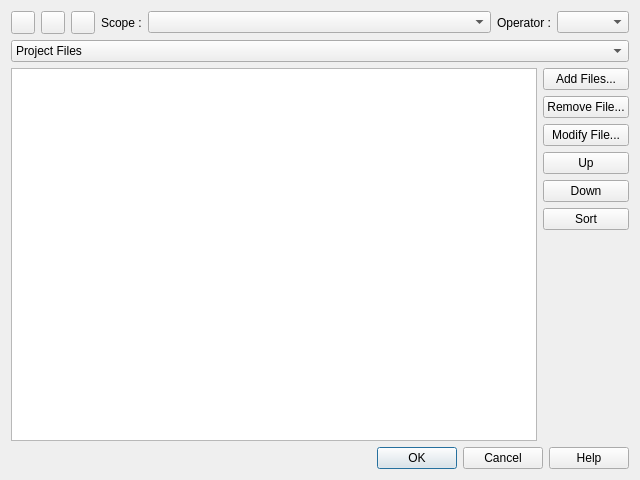
Qt form v2/branches/dev/plugins/base/XUP/src/xupmanager/ui/UIXUPProjectEditor.ui (testmana2/mks) before a commit.
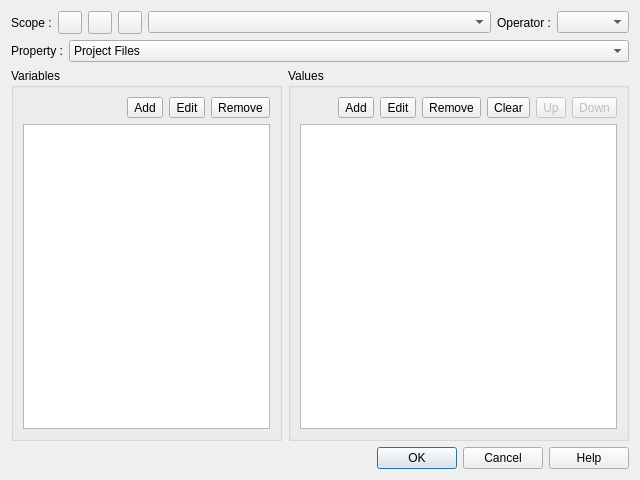
The same form after that commit. Icons and pictures are not drawn. Custom widgets are drawn as their Qt base class.

Commit message: General commit : * Fix some potential bugs in XUPItem/QMakeXUPItem classes. * Add support for managing project files in UIXUPProjectEditor * Add support for manage all variables in UIXUPProjectEditor * Some global enhancements in code

```diff
--- a/v2/branches/dev/plugins/base/XUP/src/xupmanager/ui/UIXUPProjectEditor.ui
+++ b/v2/branches/dev/plugins/base/XUP/src/xupmanager/ui/UIXUPProjectEditor.ui
@@ -15,6 +15,13 @@
   <layout class="QVBoxLayout" >
    <item>
     <layout class="QHBoxLayout" >
+     <item>
+      <widget class="QLabel" name="label_3" >
+       <property name="text" >
+        <string>Scope :</string>
+       </property>
+      </widget>
+     </item>
      <item>
       <widget class="QToolButton" name="tbUndo" >
        <property name="icon" >
@@ -36,19 +43,6 @@
        </property>
       </widget>
      </item>
-     <item>
-      <widget class="QLabel" name="lScope" >
-       <property name="sizePolicy" >
-        <sizepolicy vsizetype="Preferred" hsizetype="Maximum" >
-         <horstretch>0</horstretch>
-         <verstretch>0</verstretch>
-        </sizepolicy>
-       </property>
-       <property name="text" >
-        <string>Scope :</string>
-       </property>
-      </widget>
-     </item>
      <item>
       <widget class="pTreeComboBox" name="cbScope" >
        <property name="sizePolicy" >
@@ -85,6 +79,21 @@
     </layout>
    </item>
    <item>
+    <layout class="QHBoxLayout" >
+     <item>
+      <widget class="QLabel" name="label" >
+       <property name="sizePolicy" >
+        <sizepolicy vsizetype="Preferred" hsizetype="Maximum" >
+         <horstretch>0</horstretch>
+         <verstretch>0</verstretch>
+        </sizepolicy>
+       </property>
+       <property name="text" >
+        <string>Property :</string>
+       </property>
+      </widget>
+     </item>
+     <item>
     <widget class="QComboBox" name="cbPages" >
      <item>
       <property name="text" >
@@ -136,10 +145,12 @@
      </item>
     </widget>
    </item>
+    </layout>
+   </item>
    <item>
     <widget class="QStackedWidget" name="swPages" >
      <property name="currentIndex" >
-      <number>0</number>
+      <number>1</number>
      </property>
      <widget class="QWidget" name="wProjectFiles" >
       <layout class="QGridLayout" >
@@ -155,7 +166,7 @@
        <property name="bottomMargin" >
         <number>0</number>
        </property>
-       <item rowspan="7" row="0" column="0" >
+       <item rowspan="4" row="0" column="0" >
         <widget class="QTreeView" name="tvProjectFiles" >
          <property name="editTriggers" >
           <set>QAbstractItemView::NoEditTriggers</set>
@@ -193,7 +204,160 @@
         </widget>
        </item>
        <item row="3" column="1" >
-        <widget class="QPushButton" name="pbUpProjectFile" >
+        <spacer>
+         <property name="orientation" >
+          <enum>Qt::Vertical</enum>
+         </property>
+         <property name="sizeHint" >
+          <size>
+           <width>142</width>
+           <height>241</height>
+          </size>
+         </property>
+        </spacer>
+       </item>
+      </layout>
+     </widget>
+     <widget class="QWidget" name="wOthersVariables" >
+      <layout class="QHBoxLayout" >
+       <property name="leftMargin" >
+        <number>0</number>
+       </property>
+       <property name="topMargin" >
+        <number>0</number>
+       </property>
+       <property name="rightMargin" >
+        <number>0</number>
+       </property>
+       <property name="bottomMargin" >
+        <number>0</number>
+       </property>
+       <item>
+        <widget class="QGroupBox" name="gbOthersVariables" >
+         <property name="title" >
+          <string>Variables</string>
+         </property>
+         <layout class="QGridLayout" >
+          <item row="0" column="0" >
+           <spacer>
+            <property name="orientation" >
+             <enum>Qt::Horizontal</enum>
+            </property>
+            <property name="sizeHint" >
+             <size>
+              <width>40</width>
+              <height>20</height>
+             </size>
+            </property>
+           </spacer>
+          </item>
+          <item row="0" column="1" >
+           <widget class="QToolButton" name="tbOthersVariablesAdd" >
+            <property name="text" >
+             <string>Add</string>
+            </property>
+            <property name="icon" >
+             <iconset resource="../../resources/XUPManager.qrc" >:/actions/add.png</iconset>
+            </property>
+           </widget>
+          </item>
+          <item row="0" column="2" >
+           <widget class="QToolButton" name="tbOthersVariablesEdit" >
+            <property name="text" >
+             <string>Edit</string>
+            </property>
+            <property name="icon" >
+             <iconset resource="../../resources/XUPManager.qrc" >:/editor/icons/editor/modify.png</iconset>
+            </property>
+           </widget>
+          </item>
+          <item row="0" column="3" >
+           <widget class="QToolButton" name="tbOthersVariablesRemove" >
+            <property name="text" >
+             <string>Remove</string>
+            </property>
+            <property name="icon" >
+             <iconset resource="../../resources/XUPManager.qrc" >:/actions/remove.png</iconset>
+            </property>
+           </widget>
+          </item>
+          <item row="1" column="0" colspan="4" >
+           <widget class="QListView" name="lvOthersVariables" >
+            <property name="editTriggers" >
+             <set>QAbstractItemView::NoEditTriggers</set>
+            </property>
+            <property name="selectionBehavior" >
+             <enum>QAbstractItemView::SelectRows</enum>
+            </property>
+           </widget>
+          </item>
+         </layout>
+        </widget>
+       </item>
+       <item>
+        <widget class="QGroupBox" name="gbOthersValues" >
+         <property name="title" >
+          <string>Values</string>
+         </property>
+         <layout class="QGridLayout" >
+          <item row="0" column="0" >
+           <spacer>
+            <property name="orientation" >
+             <enum>Qt::Horizontal</enum>
+            </property>
+            <property name="sizeHint" >
+             <size>
+              <width>40</width>
+              <height>20</height>
+             </size>
+            </property>
+           </spacer>
+          </item>
+          <item row="0" column="1" >
+           <widget class="QToolButton" name="tbOthersValuesAdd" >
+            <property name="text" >
+             <string>Add</string>
+            </property>
+            <property name="icon" >
+             <iconset resource="../../resources/XUPManager.qrc" >:/actions/add.png</iconset>
+            </property>
+           </widget>
+          </item>
+          <item row="0" column="2" >
+           <widget class="QToolButton" name="tbOthersValuesEdit" >
+            <property name="text" >
+             <string>Edit</string>
+            </property>
+            <property name="icon" >
+             <iconset resource="../../resources/XUPManager.qrc" >:/editor/icons/editor/modify.png</iconset>
+            </property>
+           </widget>
+          </item>
+          <item row="0" column="3" >
+           <widget class="QToolButton" name="tbOthersValuesRemove" >
+            <property name="text" >
+             <string>Remove</string>
+            </property>
+            <property name="icon" >
+             <iconset resource="../../resources/XUPManager.qrc" >:/actions/remove.png</iconset>
+            </property>
+           </widget>
+          </item>
+          <item row="0" column="4" >
+           <widget class="QToolButton" name="tbOthersValuesClear" >
+            <property name="text" >
+             <string>Clear</string>
+            </property>
+            <property name="icon" >
+             <iconset resource="../../resources/XUPManager.qrc" >:/editor/icons/editor/clear.png</iconset>
+            </property>
+           </widget>
+          </item>
+          <item row="0" column="5" >
+           <widget class="QToolButton" name="tbOthersValuesUp" >
+            <property name="enabled" >
+             <bool>false</bool>
+            </property>
          <property name="text" >
           <string>Up</string>
          </property>
@@ -202,8 +366,11 @@
          </property>
         </widget>
        </item>
-       <item row="4" column="1" >
-        <widget class="QPushButton" name="pbDownProjectFile" >
+          <item row="0" column="6" >
+           <widget class="QToolButton" name="tbOthersValuesDown" >
+            <property name="enabled" >
+             <bool>false</bool>
+            </property>
          <property name="text" >
           <string>Down</string>
          </property>
@@ -212,28 +379,18 @@
          </property>
         </widget>
        </item>
-       <item row="5" column="1" >
-        <widget class="QPushButton" name="pbSortProjectFiles" >
-         <property name="text" >
-          <string>Sort</string>
-         </property>
-         <property name="icon" >
-          <iconset resource="../../resources/XUPManager.qrc" >:/editor/icons/editor/sort.png</iconset>
+          <item row="1" column="0" colspan="7" >
+           <widget class="QListView" name="lvOthersValues" >
+            <property name="editTriggers" >
+             <set>QAbstractItemView::NoEditTriggers</set>
+            </property>
+            <property name="selectionBehavior" >
+             <enum>QAbstractItemView::SelectRows</enum>
          </property>
         </widget>
        </item>
-       <item row="6" column="1" >
-        <spacer>
-         <property name="orientation" >
-          <enum>Qt::Vertical</enum>
-         </property>
-         <property name="sizeHint" >
-          <size>
-           <width>20</width>
-           <height>40</height>
-          </size>
-         </property>
-        </spacer>
+         </layout>
+        </widget>
        </item>
       </layout>
      </widget>
```
Left out of the diff: 37 changed lines with no effect on the pictures. Lines whose indentation alone changed are shown as unchanged. The commit also changes 6 other files.
